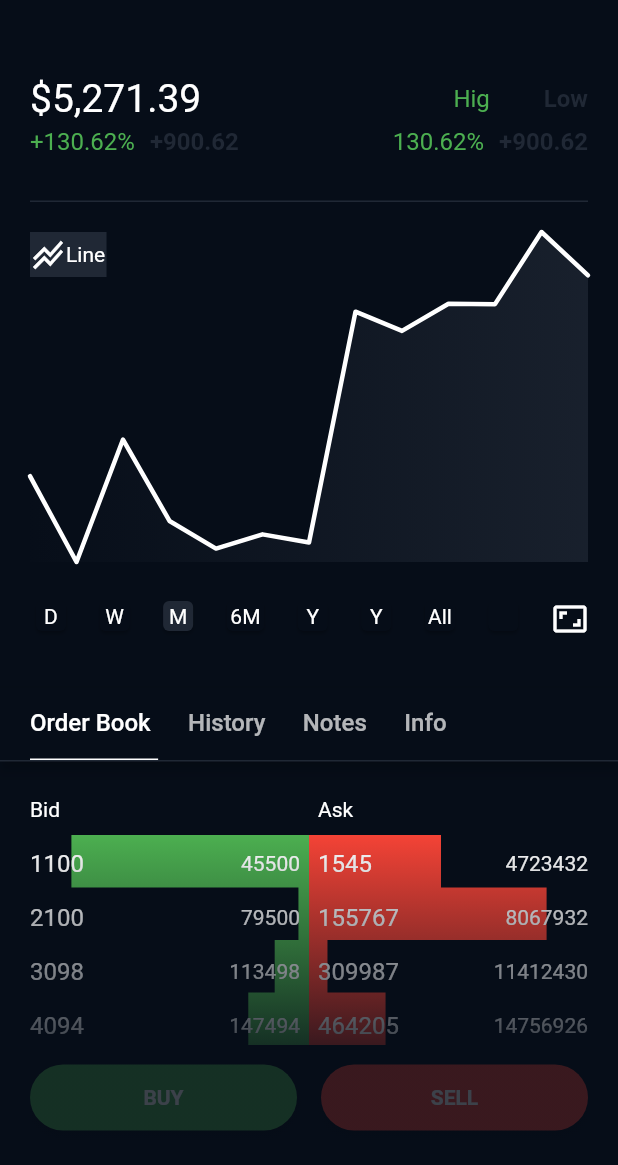
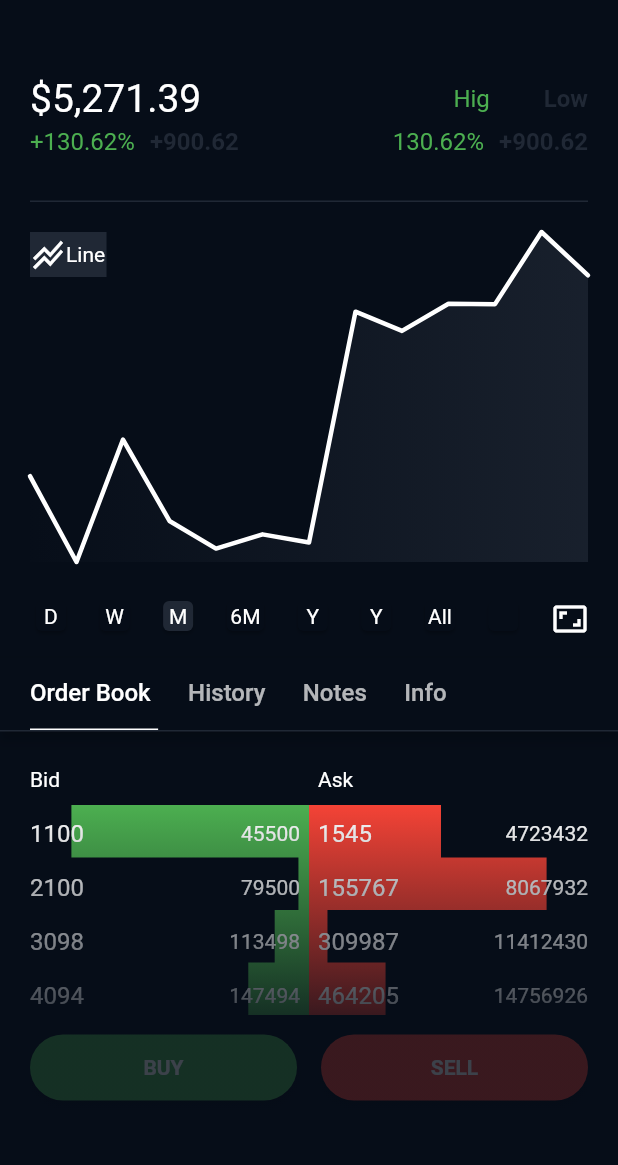
Before and after one commit to yudielhonnier/crypto_app, a Flutter app: the TradingScreen screen opened by its route, on a phone screen of 412 x 824 dp, the part 71-1236 px from its top. Run offline on Flutter 3.47's test engine with Material 2 defaults, Android fonts, the phone set to English and light mode, and no system bars; drawn by our look-alikes of fl_chart; our stand-ins replace dio, sliding_up_panel, syncfusion_flutter_charts.

Commit message:
feature/migrating to sdk 3.10.5

```diff
--- a/lib/screens/trading/trading_screen.dart
+++ b/lib/screens/trading/trading_screen.dart
@@ -89,7 +89,7 @@ class TradingScreenState extends State<TradingScreen> {
         body: Column(
           children: <Widget>[
             SizedBox(
-              height: 430,
+              height: 410,
               child: ColoredBox(
                 color: darkTheme.colorScheme.primary,
                 child: Padding(
--- a/pubspec.yaml
+++ b/pubspec.yaml
@@ -18,7 +18,7 @@ publish_to: 'none' # Remove this line if you wish to publish to pub.dev
 version: 1.0.0+1
 
 environment:
-  sdk: ">=2.12.0 <3.0.0"
+  sdk: ">=3.0.0 <4.0.0"
 
 # Dependencies specify other packages that your package needs in order to work.
 # To automatically upgrade your package dependencies to the latest versions
```
Also changed, not shown: pubspec.lock, 4 other files.
